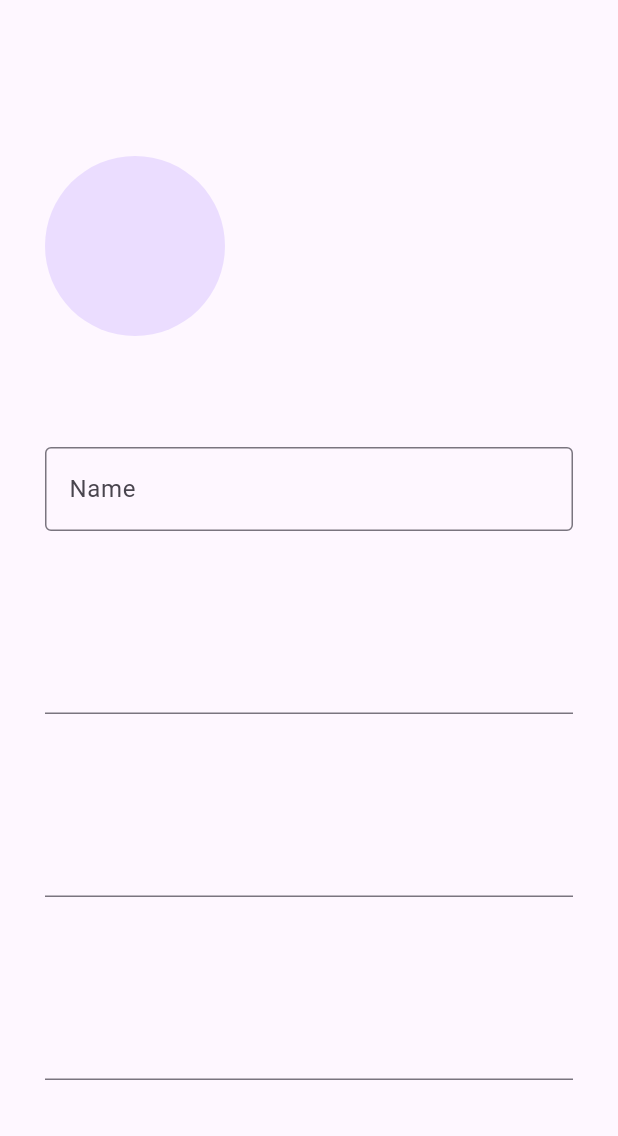
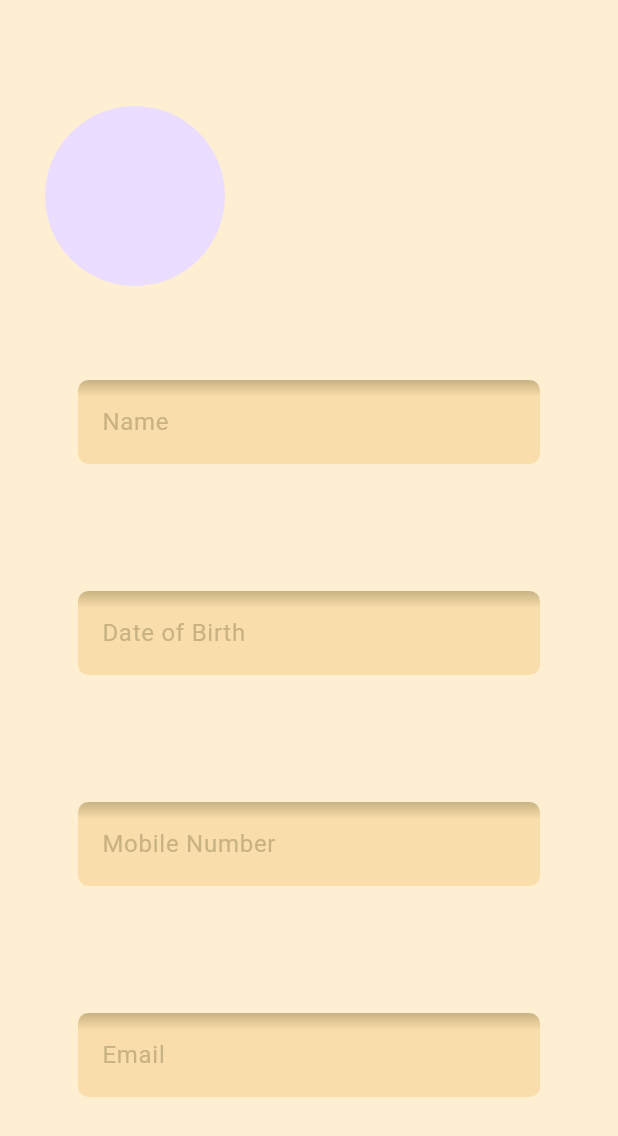
Before and after one commit to jenny0630-ax/Safety-Necklace, a Flutter app: the Profilescreen screen opened by its route, on a phone screen of 412 x 824 dp. Shown: the top 1136 px of the screen. Run offline on Flutter 3.47's test engine with Material 3 defaults, Android fonts, the phone set to English and light mode, and no system bars; our stand-ins replace firebase_auth, firebase_core, firebase_database, flutter_map, google_fonts, image_picker and 1 more; accounts and stored records are empty; generated files the repository leaves out were written again.

Commit message:
profile image

```diff
--- /dev/null
+++ b/safetynecklaceapp/lib/components/styledInputField.dart
@@ -0,0 +1,48 @@
+import 'package:flutter/material.dart';
+
+class Styledtextfield extends StatefulWidget {
+  const Styledtextfield({super.key, this.controller, this.labelText});
+
+  final TextEditingController? controller;
+  final String? labelText;
+
+  @override
+  State<Styledtextfield> createState() => _StyledtextfieldState();
+}
+
+class _StyledtextfieldState extends State<Styledtextfield> {
+  @override
+  Widget build(BuildContext context) {
+    return Padding(
+      padding: const EdgeInsets.all(22.0),
+      child: Container(
+        decoration: ShapeDecoration(
+          gradient: LinearGradient(
+            colors: [Color(0xFFC8B283), Color(0xFFF9DDAA)],
+            begin: Alignment.topCenter,
+            end: Alignment.bottomCenter,
+            stops: [0.0, 0.2],
+            tileMode: TileMode.clamp,
+          ),
+          shape: RoundedRectangleBorder(
+            borderRadius: BorderRadius.all(Radius.circular(7.0)),
+          ),
+        ),
+        child: TextField(
+          controller: widget.controller,
+          keyboardType: TextInputType.emailAddress,
+          decoration: InputDecoration(
+            labelText: "${widget.labelText}",
+            labelStyle: TextStyle(color: Color(0xFFC8B283)),
+            // fillColor: Color(0xFFF9DDAA),
+            // filled: true,
+            border: OutlineInputBorder(
+              borderRadius: BorderRadius.circular(10.0),
+              borderSide: BorderSide.none,
+            ),
+          ),
+        ),
+      ),
+    );
+  }
+}
--- a/safetynecklaceapp/lib/screens/profilescreen.dart
+++ b/safetynecklaceapp/lib/screens/profilescreen.dart
@@ -1,4 +1,9 @@
+import 'dart:io';
+
 import 'package:flutter/material.dart';
+import 'package:safetynecklaceapp/components/styledInputField.dart';
+import 'package:image_picker/image_picker.dart';
+import 'package:safetynecklaceapp/services/data.dart';
 
 class Profilescreen extends StatefulWidget {
   const Profilescreen({super.key});
@@ -8,9 +13,15 @@ class Profilescreen extends StatefulWidget {
 }
 
 class _ProfilescreenState extends State<Profilescreen> {
+  XFile? _profileImage;
+
   @override
   Widget build(BuildContext context) {
+    const cream = Color(0xFFFFEFD2);
+    const softcream = Color(0xFFF9DDAA);
+    const cardGold = Color(0xFFF4BF5E);
     return Scaffold(
+      backgroundColor: cream,
       body: SafeArea(
         child: Center(
           child: Padding(
@@ -19,16 +30,31 @@ class _ProfilescreenState extends State<Profilescreen> {
               mainAxisAlignment: MainAxisAlignment.spaceEvenly,
               crossAxisAlignment: CrossAxisAlignment.start,
               children: [
-                CircleAvatar(radius: 60),
-                TextField(
-                  decoration: InputDecoration(
-                    labelText: "Name",
-                    border: OutlineInputBorder(),
+                InkWell(
+                  onTap: () {
+                    ImagePicker().pickImage(source: ImageSource.gallery).then((
+                      pickedImage,
+                    ) {
+                      if (pickedImage != null) {
+                        setState(() {
+                          _profileImage = pickedImage;
+                        });
+
+                        Data.saveProfileImage(File(pickedImage.path));
+                      }
+                    });
+                  },
+                  child: CircleAvatar(
+                    radius: 60,
+                    foregroundImage: _profileImage != null
+                        ? FileImage(File(_profileImage!.path))
+                        : null,
                   ),
                 ),
-                TextField(),
-                TextField(),
-                TextField(),
+                Styledtextfield(labelText: "Name"),
+                Styledtextfield(labelText: "Date of Birth"),
+                Styledtextfield(labelText: "Mobile Number"),
+                Styledtextfield(labelText: "Email"),
               ],
             ),
           ),
--- a/safetynecklaceapp/pubspec.yaml
+++ b/safetynecklaceapp/pubspec.yaml
@@ -40,6 +40,7 @@ dependencies:
   google_fonts: ^6.3.1
   flutter_map: ^8.2.1
   latlong2: ^0.9.1
+  image_picker: ^1.2.1
 
 dev_dependencies:
   flutter_test:
```
Also changed, not shown: safetynecklaceapp/lib/services/data.dart (added, +26 -0 lines), safetynecklaceapp/pubspec.lock, 7 other files.
